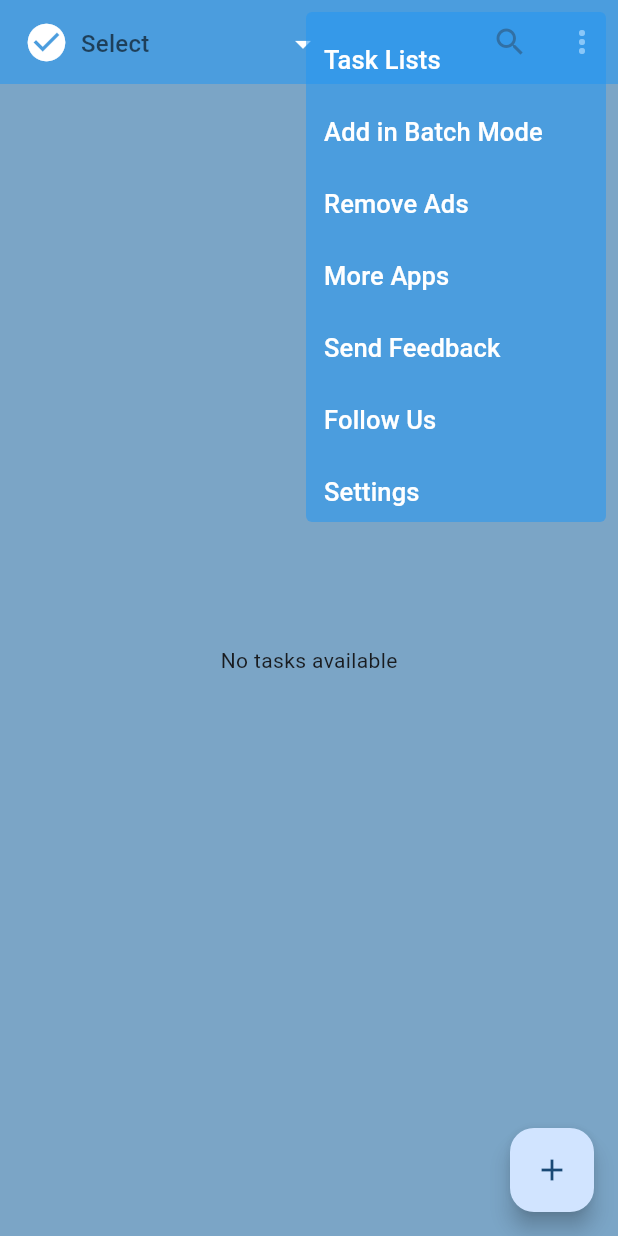
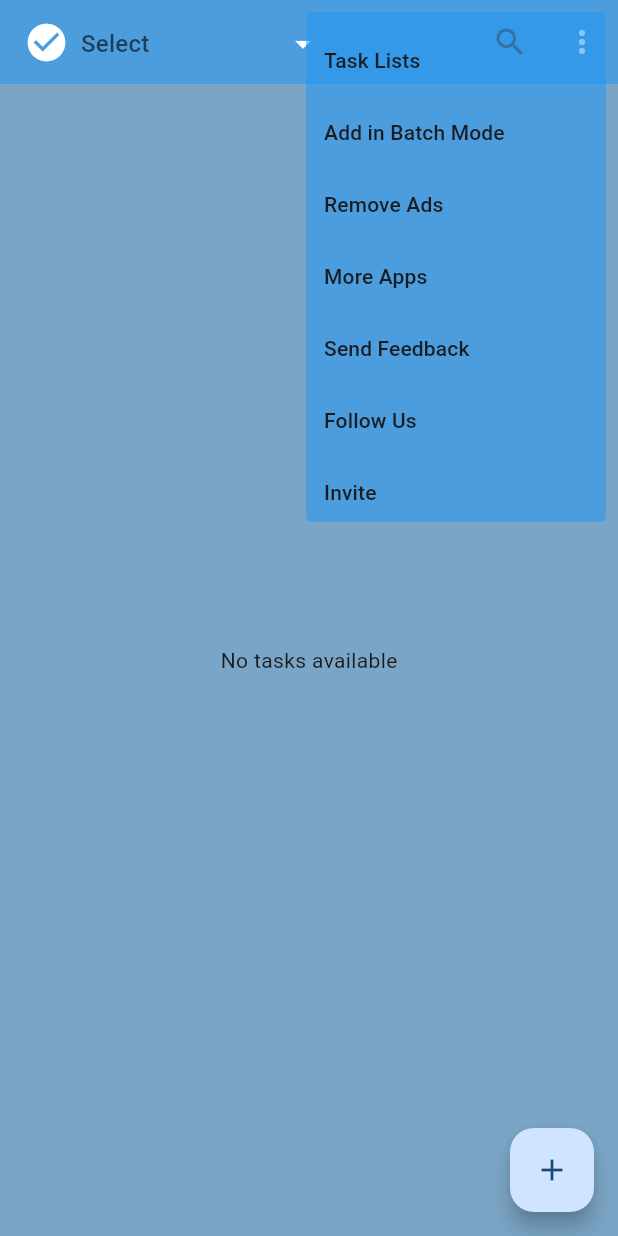
Before and after one commit to priya51111/newtodo, a Flutter app: the Homepage screen opened by its route, after a tap on the "more vert" icon, on a phone screen of 412 x 824 dp. Run offline on Flutter 3.47's test engine with Material 3 defaults, Android fonts, the phone set to English and light mode, and no system bars; our stand-ins replace bloc, equatable, flutter_bloc, flutter_form_builder, fluttertoast, form_builder_validators and 4 more; accounts and stored records are empty.

Commit message:
homepage

```diff
--- a/lib/main.dart
+++ b/lib/main.dart
@@ -35,7 +35,7 @@ class MyApp extends StatelessWidget {
       ),
       GoRoute(
         path: '/home',
-        builder: (context, state) => Homepage(),
+        builder: (context, state) => const  Homepage(),
 
 
 
--- a/lib/menu/Homepage.dart
+++ b/lib/menu/Homepage.dart
@@ -113,7 +113,7 @@ class _HomepageState extends State<Homepage> {
         ),
         actions: [
           IconButton(onPressed: () {}, icon: const Icon(Icons.search)),
-            _buildPopupMenu()
+            _buildPopupMenu(context)
         ],
       ),
       body: BlocListener<TaskBloc, TaskState>(
@@ -214,7 +214,7 @@ class _HomepageState extends State<Homepage> {
     );
   }
 }
-    Widget _buildPopupMenu() {
+   Widget _buildPopupMenu(BuildContext context) {
   return PopupMenuButton<Menu>(
     elevation: 0,
     color: const Color.fromARGB(135, 33, 149, 243),
@@ -226,83 +226,83 @@ class _HomepageState extends State<Homepage> {
     onSelected: (Menu item) {
       switch (item) {
         case Menu.TaskLists:
-
+          // Handle TaskLists selection
           break;
         case Menu.AddInBatchMode:
-
-
+          // Handle AddInBatchMode selection
           break;
         case Menu.RemoveAds:
+          // Handle RemoveAds selection
           break;
         case Menu.MoreApps:
-
+          // Handle MoreApps selection
+          break;
         case Menu.SendFeedback:
-
+          // Handle SendFeedback selection
+          break;
         case Menu.FollowUs:
-
+          // Handle FollowUs selection
+          break;
         case Menu.Invite:
-
+          // Handle Invite selection
+          break;
         case Menu.Settings:
-
-
+          // Handle Settings selection
           break;
         case Menu.MenuPage:
-
-
-
+          // Handle MenuPage selection
+          break;
         case Menu.Logout:
-
+          // Navigate to the Logout page when 'Logout' is selected
+          GoRouter.of(context).go('/logout');
+          break;
       }
     },
     itemBuilder: (BuildContext context) => <PopupMenuEntry<Menu>>[
       const PopupMenuItem<Menu>(
         value: Menu.TaskLists,
-          child: Text('Task Lists',
-              style: TextStyle(color: Colors.white, fontSize: 17)),
+        child: Text('Task Lists'),
       ),
       const PopupMenuItem<Menu>(
         value: Menu.AddInBatchMode,
-          child: Text('Add in Batch Mode',
-              style: TextStyle(color: Colors.white, fontSize: 17)),
+        child: Text('Add in Batch Mode'),
       ),
       const PopupMenuItem<Menu>(
         value: Menu.RemoveAds,
-          child: Text('Remove Ads',
-              style: TextStyle(color: Colors.white, fontSize: 17)),
+        child: Text('Remove Ads'),
       ),
       const PopupMenuItem<Menu>(
         value: Menu.MoreApps,
-          child: Text('More Apps',
-              style: TextStyle(color: Colors.white, fontSize: 17)),
+        child: Text('More Apps'),
       ),
       const PopupMenuItem<Menu>(
         value: Menu.SendFeedback,
-          child: Text('Send Feedback',
-              style: TextStyle(color: Colors.white, fontSize: 17)),
+        child: Text('Send Feedback'),
       ),
       const PopupMenuItem<Menu>(
         value: Menu.FollowUs,
-          child: Text('Follow Us',
-              style: TextStyle(color: Colors.white, fontSize: 17)),
+        child: Text('Follow Us'),
+      ),
+      const PopupMenuItem<Menu>(
+        value: Menu.Invite,
+        child: Text('Invite'),
       ),
       const PopupMenuItem<Menu>(
         value: Menu.Settings,
-          child: Text('Settings',
-              style: TextStyle(color: Colors.white, fontSize: 17)),
+        child: Text('Settings'),
       ),
       const PopupMenuItem<Menu>(
         value: Menu.MenuPage,
-          child: Text('MenuPage',
-              style: TextStyle(color: Colors.white, fontSize: 17)),
+        child: Text('Menu Page'),
       ),
       const PopupMenuItem<Menu>(
         value: Menu.Logout,
-          child: Text('Logout',
-              style: TextStyle(color: Colors.white, fontSize: 17)),
+        child: Text('Logout'),
       ),
     ],
   );
 }
+
 void _showNewMenuDialog(BuildContext context) {
   final GlobalKey<FormBuilderState> _formKey = GlobalKey<FormBuilderState>();
   DateTime? selectedDate;
--- a/lib/signin/login_page.dart
+++ b/lib/signin/login_page.dart
@@ -35,7 +35,7 @@ class LoginPage extends StatelessWidget {
               backgroundColor: Colors.green,
               textColor: Colors.white,
             );
-            GoRouter.of(context).go('/logout');
+            GoRouter.of(context).go('/home');
           }
         },
         child: Stack(
--- a/lib/signin/signin_page.dart
+++ b/lib/signin/signin_page.dart
@@ -35,7 +35,7 @@ class SigninPage extends StatelessWidget {
               backgroundColor: Colors.green,
               textColor: Colors.white,
             );
-            GoRouter.of(context).go('/logout');
+            GoRouter.of(context).go('/home');
           } else if (state.status == SigninStatus.loading) {
             Container(
               color: Colors.black.withOpacity(0.5),
```
Lines whose indentation alone changed are shown as unchanged.
